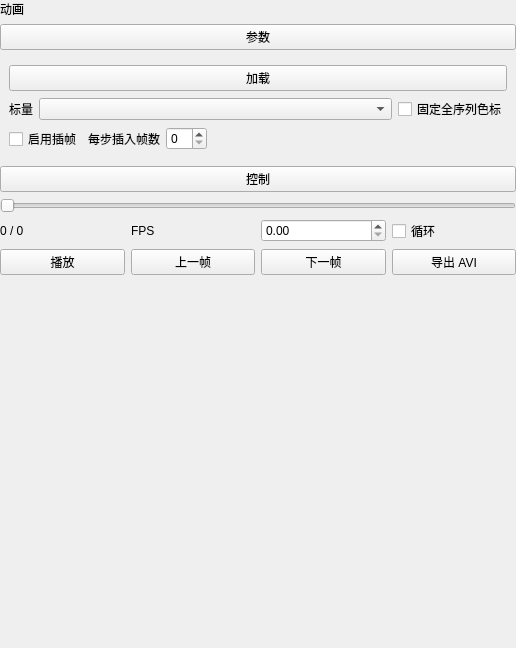
Old version of the form plugins/Base_PostProcessing/AnimationAviWidget.ui in the repository asd977/base_cae.
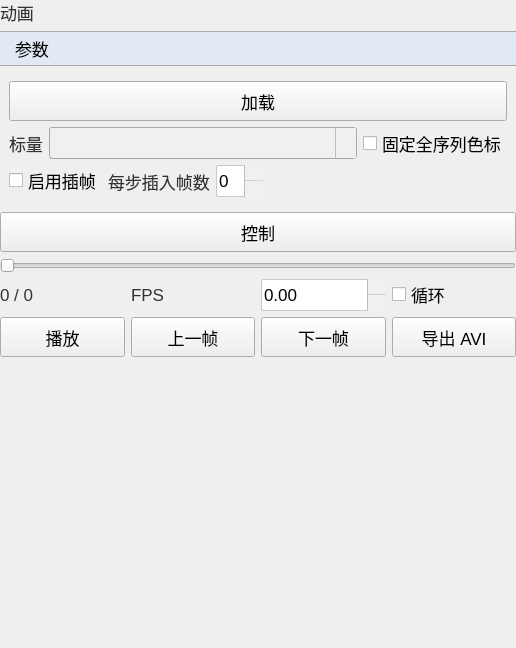
New version of the form. Icons and pictures are not drawn.

Commit message: style: use existing arrow assets and remove custom svg files

What changed in the file:
```diff
--- a/plugins/Base_PostProcessing/AnimationAviWidget.ui
+++ b/plugins/Base_PostProcessing/AnimationAviWidget.ui
@@ -9,7 +9,105 @@
     <width>516</width>
     <height>648</height>
    </rect>
+  </property>  <property name="styleSheet">
+   <string notr="true">QWidget{
+font-family: &quot;Microsoft YaHei&quot;, &quot;微软雅黑&quot;;
+}
+QPushButton {
+    font-size: 17px;
+    min-height: 32px;
+}
+QPushButton#pushButton {
+    background-color: rgb(224, 233, 244);
+    border-width: 1px;
+    border-color: rgb(121, 121, 121);
+    border-style: solid;
+    min-height: 33px;
+    border-top: 1px solid rgb(169, 169, 169);
+    border-bottom: 1px solid rgb(169, 169, 169);
+    border-left: none;
+    border-right: none;
+    text-align: left;
+    padding-left: 15px;
+    font-size: 17px;
+}
+QLabel {
+    font-size: 17px;
+    color: rgb(51, 51, 51);
+}
+QLabel#pageNameLabel {
+    font-size: 20px;
+    padding-left: 9px;
+    color: rgb(53, 103, 147);
+}
+QLineEdit, QTextEdit, QPlainTextEdit, QSpinBox, QDoubleSpinBox, QDateTimeEdit {
+    border: 1px solid rgb(200, 200, 200);
+    border-radius: 2px;
+    font-size: 17px;
+    min-height: 30px;
+}
+QLineEdit:focus, QTextEdit:focus, QPlainTextEdit:focus,
+QSpinBox:focus, QDoubleSpinBox:focus, QDateTimeEdit:focus {
+    border-color: rgb(100, 100, 255);
+    outline: none;
+}
+QComboBox {
+    font-size: 17px;
+    color: rgb(51, 51, 51);
+    padding-left: 6px;
+    background: rgb(240, 240, 240);
+    border: 1px solid rgb(169, 169, 169);
+    border-radius: 3px;
+    min-height: 30px;
+}
+QComboBox::drop-down {
+    subcontrol-origin: padding;
+    subcontrol-position: top right;
+    width: 20px;
+    background: rgb(240, 240, 240);
+    border-left: 1px solid rgb(190, 190, 190);
+}
+QComboBox::down-arrow {
+    image: url(:/resources/down_arrow.png);
+    width: 12px;
+    height: 12px;
+}
+QSpinBox::up-button, QDoubleSpinBox::up-button {
+    subcontrol-origin: border;
+    subcontrol-position: top right;
+    width: 18px;
+    border-left: 1px solid rgb(190, 190, 190);
+    border-bottom: 1px solid rgb(210, 210, 210);
+    background: rgb(240, 240, 240);
+}
+QSpinBox::down-button, QDoubleSpinBox::down-button {
+    subcontrol-origin: border;
+    subcontrol-position: bottom right;
+    width: 18px;
+    border-left: 1px solid rgb(190, 190, 190);
+    background: rgb(240, 240, 240);
+}
+QSpinBox::up-arrow, QDoubleSpinBox::up-arrow {
+    image: url(:/resources/up_arrow.png);
+    width: 10px;
+    height: 10px;
+}
+QSpinBox::down-arrow, QDoubleSpinBox::down-arrow {
+    image: url(:/resources/down_arrow.png);
+    width: 10px;
+    height: 10px;
+}
+QRadioButton, QCheckBox, QGroupBox {
+    font-size: 17px;
+}
+QTableWidget, QTreeWidget, QListWidget {
+    font-size: 16px;
+    gridline-color: rgb(210, 210, 210);
+}
+
+</string>
   </property>
+
   <layout class="QVBoxLayout" name="verticalLayout">
    <property name="spacing">
     <number>6</number>
```
The commit also changes 42 other files.
